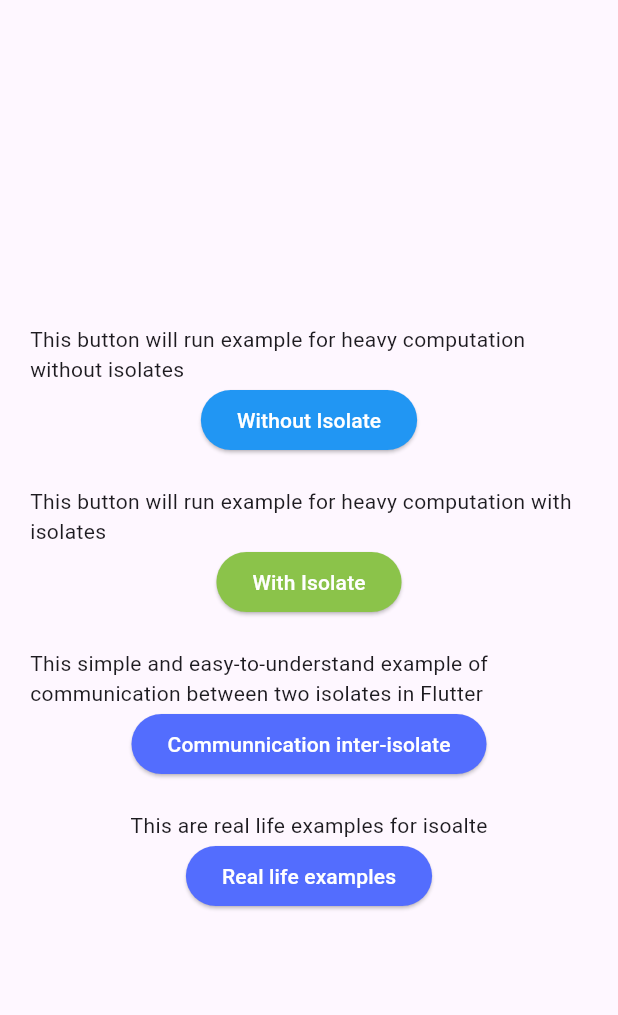
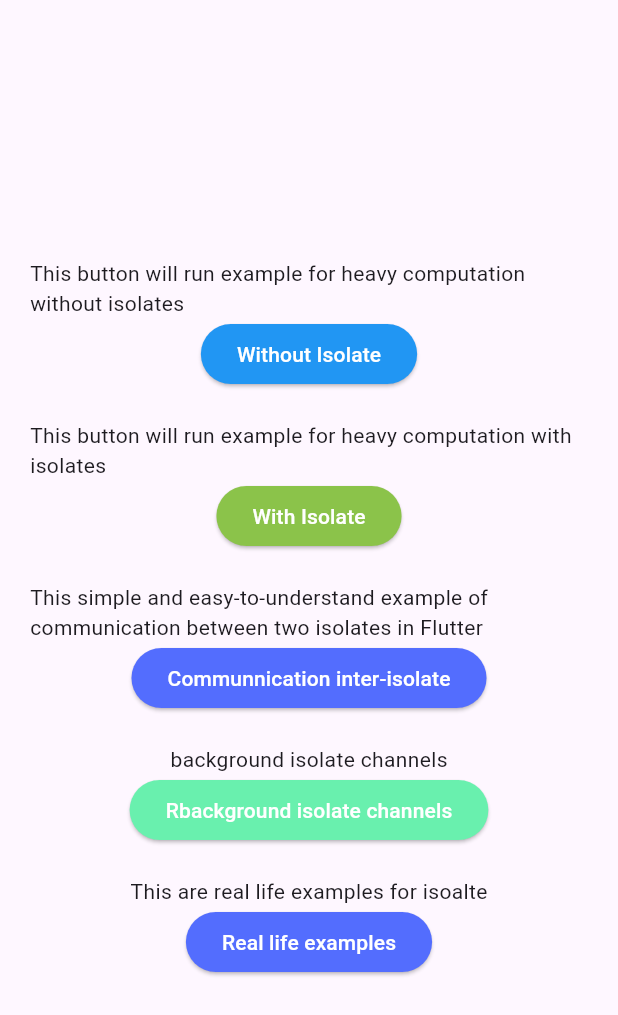
Before and after one commit to TalelBriki/Flutter-isolate-example, a Flutter app: the screen it shows after launch, on a phone screen of 412 x 824 dp. Shown: the top 1015 px of the screen. Run offline on Flutter 3.47's test engine with Material 3 defaults, Android fonts, the phone set to English and light mode, and no system bars; our stand-ins replace image_picker, shared_preferences; missing offline and left inert: encrypt.

Commit message:
background isolate channels

```diff
--- a/flutter_isolates_demo/lib/home.dart
+++ b/flutter_isolates_demo/lib/home.dart
@@ -1,4 +1,5 @@
 import 'package:flutter/material.dart';
+import 'package:flutter_isolates_demo/background_plugin_isolates.dart';
 import 'package:flutter_isolates_demo/with_isolate.dart';
 import 'package:flutter_isolates_demo/without_isolate.dart';
 
@@ -61,6 +62,23 @@
                 },
                 child: const Text("Communnication inter-isolate"),
               ),
+
+              SizedBox(height: 20,),
+
+              Text("background isolate channels"),
+              ElevatedButton(
+                style: ButtonStyle(
+                    foregroundColor: WidgetStateProperty.all<Color>(Colors.white),
+                    backgroundColor: WidgetStateProperty.all<Color>(Colors.greenAccent)
+                ),
+                onPressed: () => {
+                  Navigator.push(
+                    context,
+                    MaterialPageRoute(builder: (context) => const BackgroundPluginIsolates()),
+                  )
+                },
+                child: const Text("Rbackground isolate channels"),
+              ),
               SizedBox(height: 20,),
 
               Text("This are real life examples for isoalte"),
--- a/flutter_isolates_demo/lib/main.dart
+++ b/flutter_isolates_demo/lib/main.dart
@@ -1,3 +1,5 @@
+import 'dart:ui';
+
 import 'package:flutter/material.dart';
 
 import 'home.dart';
--- a/flutter_isolates_demo/pubspec.yaml
+++ b/flutter_isolates_demo/pubspec.yaml
@@ -38,6 +38,7 @@
   path_provider: ^2.1.5
   encrypt: ^5.0.3
   image_picker: ^1.1.2
+  shared_preferences: ^2.5.2
 
 dev_dependencies:
   flutter_test:
```
Also changed, not shown: flutter_isolates_demo/lib/background_plugin_isolates.dart (added, +92 -0 lines).
